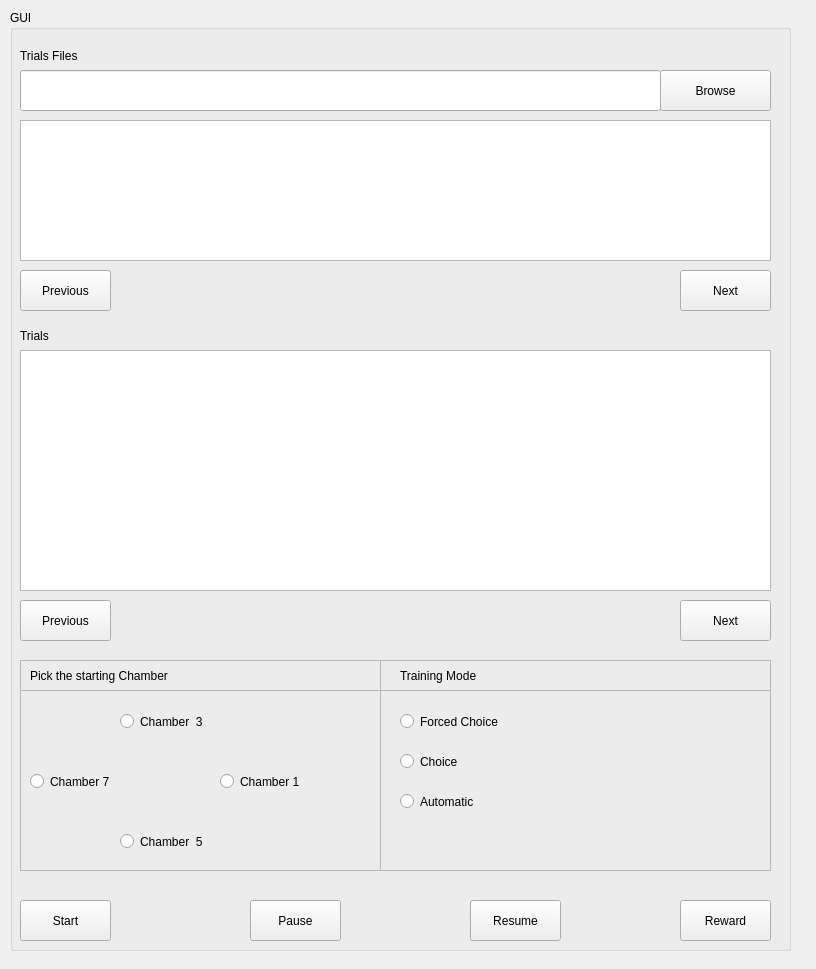
The window that src/omniroute_operation/src/experiment_controller/experiment_controller_interface.ui (NC4Lab/omniroute_ubuntu_ws) describes before a commit, drawn with Qt 5.
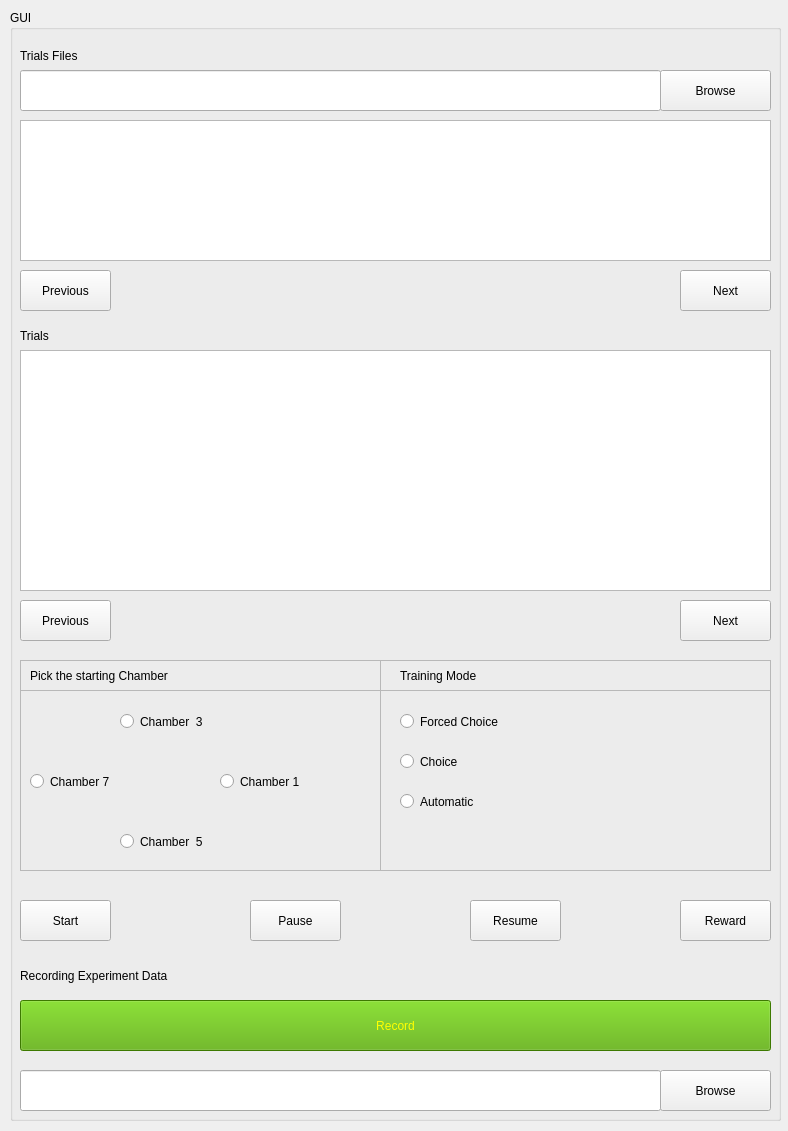
The same window after the commit.

Commit message: adding recording data updates

The edit to the form file:
```diff
--- a/src/omniroute_operation/src/experiment_controller/experiment_controller_interface.ui
+++ b/src/omniroute_operation/src/experiment_controller/experiment_controller_interface.ui
@@ -6,8 +6,8 @@
    <rect>
     <x>0</x>
     <y>0</y>
-    <width>816</width>
-    <height>969</height>
+    <width>788</width>
+    <height>1131</height>
    </rect>
   </property>
   <property name="windowTitle">
@@ -18,8 +18,8 @@
     <rect>
      <x>10</x>
      <y>10</y>
-     <width>781</width>
-     <height>941</height>
+     <width>771</width>
+     <height>1111</height>
     </rect>
    </property>
    <property name="title">
@@ -379,6 +379,62 @@
      <string>Reward</string>
     </property>
    </widget>
+   <widget class="QLineEdit" name="recordDataDir">
+    <property name="geometry">
+     <rect>
+      <x>10</x>
+      <y>1060</y>
+      <width>641</width>
+      <height>41</height>
+     </rect>
+    </property>
+   </widget>
+   <widget class="QPushButton" name="browseBtn_2">
+    <property name="geometry">
+     <rect>
+      <x>650</x>
+      <y>1060</y>
+      <width>111</width>
+      <height>41</height>
+     </rect>
+    </property>
+    <property name="text">
+     <string>Browse</string>
+    </property>
+   </widget>
+   <widget class="QLabel" name="label_5">
+    <property name="geometry">
+     <rect>
+      <x>10</x>
+      <y>950</y>
+      <width>761</width>
+      <height>31</height>
+     </rect>
+    </property>
+    <property name="text">
+     <string>Recording Experiment Data</string>
+    </property>
+   </widget>
+   <widget class="QPushButton" name="recordBtn">
+    <property name="enabled">
+     <bool>true</bool>
+    </property>
+    <property name="geometry">
+     <rect>
+      <x>10</x>
+      <y>990</y>
+      <width>751</width>
+      <height>51</height>
+     </rect>
+    </property>
+    <property name="styleSheet">
+     <string notr="true">background-color: rgb(85, 170, 0);
+color: rgb(255, 255, 0);</string>
+    </property>
+    <property name="text">
+     <string>Record</string>
+    </property>
+   </widget>
    <zorder>frame_4</zorder>
    <zorder>frame_5</zorder>
    <zorder>frame_2</zorder>
```
Left out of the diff: 4 changed lines with no effect on the pictures. The commit also changes 1 other file.
